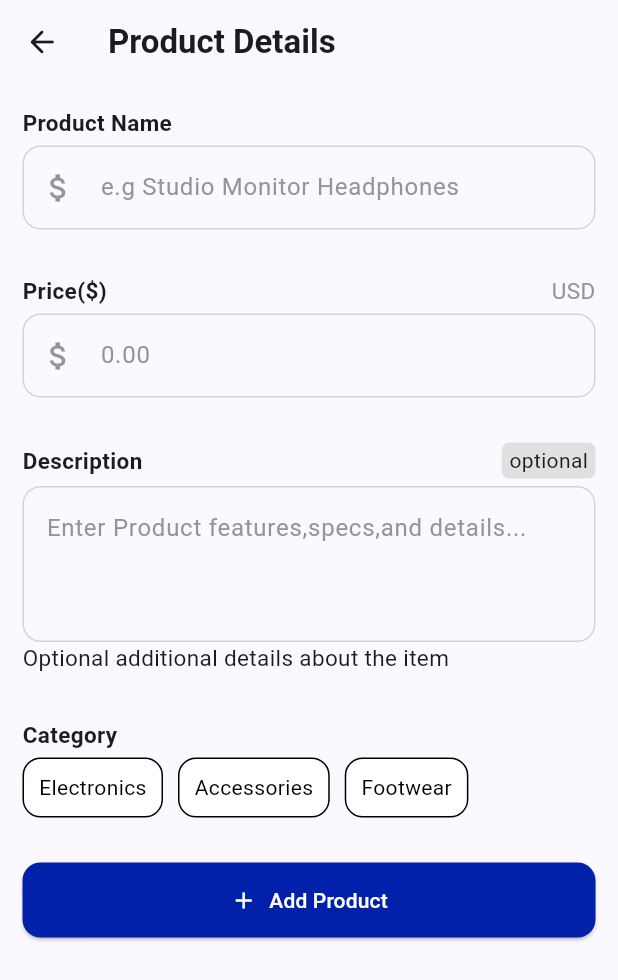
After one commit to A7medMo7sen/shop_app_depi, a Flutter app: the screen it shows after launch, after a tap on the "add" icon, on a phone screen of 412 x 824 dp. The commit adds this screen. Shown: the top 980 px of the screen. Run offline on Flutter 3.47's test engine with Material 3 defaults, Android fonts, the phone set to English and light mode, and no system bars.

Commit message:
add product page

```diff
--- /dev/null
+++ b/lib/add_product_page.dart
@@ -0,0 +1,294 @@
+import 'package:flutter/material.dart';
+
+class AddProductPage extends StatefulWidget {
+  const AddProductPage({super.key});
+
+  @override
+  State<AddProductPage> createState() => _AddProductPageState();
+}
+
+class _AddProductPageState extends State<AddProductPage> {
+  final Color _blue = const Color.fromRGBO(2, 33, 170, 1.0);
+  final TextEditingController nameController = TextEditingController();
+  final TextEditingController priceController = TextEditingController();
+  final TextEditingController descController = TextEditingController();
+  final GlobalKey<FormState> validatorKey = GlobalKey<FormState>();
+  final categoryList = ['Electronics', 'Accessories', 'Footwear'];
+  int selectedCategory = -1;
+  bool priceError = false;
+  bool nameError = false;
+
+  @override
+  Widget build(BuildContext context) {
+
+    final errorBorder=OutlineInputBorder(
+      borderRadius: BorderRadius.circular(12),
+      borderSide: BorderSide(color: Colors.red),
+    );
+    return Scaffold(
+      appBar: AppBar(
+        leading: IconButton(
+          onPressed: () {
+            Navigator.pop(context);
+          },
+          icon: Icon(Icons.arrow_back_rounded),
+        ),
+        title: const Text(
+          'Product Details',
+          style: TextStyle(fontWeight: FontWeight(700)),
+        ),
+      ),
+      body: SafeArea(
+        child: Padding(
+          padding: const EdgeInsets.all(15.0),
+          child: Form(
+            key: validatorKey,
+            child: ListView(
+              children: [
+                Text(
+                  'Product Name',
+                  style: TextStyle(fontSize: 15, fontWeight: FontWeight(700)),
+                ),
+                SizedBox(height: 5),
+                TextFormField(
+                  onChanged: (value){
+                    setState(() {
+                      nameError=nameController.text.trim().isEmpty;
+                      if (validatorKey.currentState!.validate()){
+
+                      }
+                    });
+                  },
+                  controller: nameController,
+                  decoration: InputDecoration(
+                    enabledBorder: OutlineInputBorder(
+                      borderRadius: BorderRadius.circular(12),
+                      borderSide: BorderSide(
+                        color: const Color.fromRGBO(214, 213, 213, 1.0),
+                      ),
+                    ),
+                    focusedBorder: OutlineInputBorder(
+                      borderRadius: BorderRadius.circular(12),
+                      borderSide: BorderSide(
+                        color: const Color.fromRGBO(195, 195, 195, 1.0),
+                      ),
+                    ),
+                    errorBorder: errorBorder,
+                    focusedErrorBorder: errorBorder,
+                    prefixIcon: Icon(
+                      Icons.attach_money,
+                      color: nameError
+                          ? Colors.red
+                          : const Color.fromRGBO(149, 149, 149, 1.0),
+                    ),
+
+                    suffixIcon: nameError
+                        ? Icon(Icons.error_outline, color: Colors.red)
+                        : null,
+                    hintText: 'e.g Studio Monitor Headphones',
+                    hintStyle: const TextStyle(
+                      color: Color.fromRGBO(149, 149, 149, 1.0),
+                    ),
+                  ),
+                  validator: (value) {
+                    if (value == null || value.isEmpty) {
+                      return '! Product name is required ';
+                    } else {
+                      return null;
+                    }
+                  },
+                ),
+                SizedBox(height: 30),
+                Row(
+                  mainAxisAlignment: MainAxisAlignment.spaceBetween,
+                  children: [
+                    Text(
+                      'Price(\$)',
+                      style: TextStyle(
+                        fontSize: 15,
+                        fontWeight: FontWeight(700),
+                      ),
+                    ),
+                    Text(
+                      'USD',
+                      style: TextStyle(
+                        fontSize: 15,
+                        color: Color.fromRGBO(149, 149, 149, 1.0),
+                      ),
+                    ),
+                  ],
+                ),
+                SizedBox(height: 5),
+                TextFormField(
+                  onChanged: (value){
+                    setState(() {
+                      priceError=priceController.text.trim().isEmpty;
+                      if (validatorKey.currentState!.validate()){
+
+                      }
+                    });
+                  },
+                  controller: priceController,
+                  decoration: InputDecoration(
+                    enabledBorder: OutlineInputBorder(
+                      borderRadius: BorderRadius.circular(12),
+                      borderSide: BorderSide(
+                        color: const Color.fromRGBO(214, 213, 213, 1.0),
+                      ),
+                    ),
+                    focusedBorder: OutlineInputBorder(
+                      borderRadius: BorderRadius.circular(12),
+                      borderSide: BorderSide(
+                        color: const Color.fromRGBO(195, 195, 195, 1.0),
+                      ),
+                    ),
+                    errorBorder: errorBorder,
+                    focusedErrorBorder: errorBorder,
+                    hintText: '0.00',
+                    hintStyle: const TextStyle(
+                      color: Color.fromRGBO(149, 149, 149, 1.0),
+                    ),
+                    prefixIcon: Icon(
+                      Icons.attach_money,
+                      color: priceError
+                          ? Colors.red
+                          : const Color.fromRGBO(149, 149, 149, 1.0),
+                    ),
+                    suffixIcon: priceError
+                        ? Icon(Icons.error_outline, color: Colors.red)
+                        : null,
+                  ),
+                  keyboardType: TextInputType.number,
+                  validator: (value) {
+                    if (priceError) {
+                      return '! Price is required ';
+                    } else {
+                      return null;
+                    }
+                  },
+                ),
+                SizedBox(height: 30),
+                Row(
+                  mainAxisAlignment: MainAxisAlignment.spaceBetween,
+                  children: [
+                    Text(
+                      'Description',
+                      style: TextStyle(
+                        fontSize: 15,
+                        fontWeight: FontWeight(700),
+                      ),
+                    ),
+                    Container(
+                      padding: EdgeInsets.symmetric(horizontal: 5, vertical: 2),
+                      decoration: BoxDecoration(
+                        color: Colors.grey[300],
+                        borderRadius: BorderRadius.circular(5),
+                      ),
+                      child: Text('optional'),
+                    ),
+                  ],
+                ),
+                SizedBox(height: 5),
+                TextField(
+                  controller: descController,
+                  decoration: InputDecoration(
+                    enabledBorder: OutlineInputBorder(
+                      borderRadius: BorderRadius.circular(12),
+                      borderSide: BorderSide(
+                        color: const Color.fromRGBO(214, 213, 213, 1.0),
+                      ),
+                    ),
+                    focusedBorder: OutlineInputBorder(
+                      borderRadius: BorderRadius.circular(12),
+                      borderSide: BorderSide(
+                        color: const Color.fromRGBO(195, 195, 195, 1.0),
+                      ),
+                    ),
+                    hintText: 'Enter Product features,specs,and details...',
+                    hintStyle: const TextStyle(
+                      color: Color.fromRGBO(149, 149, 149, 1.0),
+                    ),
+                  ),
+                  maxLines: 3,
+                ),
+                Text(
+                  'Optional additional details about the item',
+                  style: TextStyle(fontSize: 15),
+                ),
+                SizedBox(height: 30),
+                Text(
+                  'Category',
+                  style: TextStyle(fontSize: 15, fontWeight: FontWeight(700)),
+                ),
+                SizedBox(height: 5),
+                SizedBox(
+                  height: 40,
+                  child: ListView.builder(
+                    scrollDirection: Axis.horizontal,
+                    itemCount: categoryList.length,
+                    itemBuilder: (context, index) {
+                      return GestureDetector(
+                        onTap: () {
+                          setState(() {
+                            selectedCategory = index;
+                          });
+                        },
+                        child: Container(
+                          padding: EdgeInsets.symmetric(horizontal: 10),
+                          margin: EdgeInsets.only(right: 10),
+                          decoration: BoxDecoration(
+                            color: selectedCategory == index
+                                ? _blue
+                                : Colors.white,
+                            borderRadius: BorderRadius.circular(12),
+                            border: Border.all(color: Colors.black),
+                          ),
+                          child: Row(
+                            children: [
+                              if (selectedCategory == index)
+                                Icon(Icons.check, color: Colors.white),
+                              Text(
+                                categoryList[index],
+                                style: TextStyle(
+                                  color: selectedCategory == index
+                                      ? Colors.white
+                                      : Colors.black,
+                                ),
+                              ),
+                            ],
+                          ),
+                        ),
+                      );
+                    },
+                  ),
+                ),
+                SizedBox(height: 30),
+                ElevatedButton.icon(
+                  onPressed: () {
+                    setState(() {
+                      nameError = nameController.text.trim().isEmpty;
+                      priceError=priceController.text.trim().isEmpty;
+                    });
+                    if (validatorKey.currentState!.validate()) {}
+                  },
+                  label: Text(
+                    'Add Product',
+                    style: TextStyle(color: Colors.white),
+                  ),
+                  icon: Icon(Icons.add, color: Colors.white),
+                  style: ElevatedButton.styleFrom(
+                    backgroundColor: _blue,
+                    shape: RoundedRectangleBorder(
+                      borderRadius: BorderRadius.circular(12),
+                    ),
+                    padding: EdgeInsets.symmetric(vertical: 15),
+                  ),
+                ),
+              ],
+            ),
+          ),
+        ),
+      ),
+    );
+  }
+}
--- a/lib/home_page.dart
+++ b/lib/home_page.dart
@@ -1,4 +1,5 @@
 import 'package:flutter/material.dart';
+import 'add_product_page.dart';
 import 'details_page.dart';
 import 'data.dart';
 
@@ -92,7 +93,7 @@ class _HomePageState extends State<HomePage> {
                   ),
                 ],
               ),
-              SizedBox(height: 5,),
+              SizedBox(height: 5),
               Row(
                 mainAxisAlignment: MainAxisAlignment.spaceBetween,
                 children: [
@@ -143,7 +144,7 @@ class _HomePageState extends State<HomePage> {
                   itemBuilder: (context, index) {
                     final item = items[index];
                     final price = item['price'] as int;
-                    final sale = (item['sale']  as int?) ?? 0;
+                    final sale = (item['sale'] as int?) ?? 0;
                     return Card(
                       child: Padding(
                         padding: const EdgeInsets.all(15.0),
@@ -172,8 +173,7 @@ class _HomePageState extends State<HomePage> {
                                   child: Container(
                                     padding: EdgeInsets.all(3),
                                     decoration: BoxDecoration(
-                                      borderRadius:
-                                          BorderRadius.circular(5),
+                                      borderRadius: BorderRadius.circular(5),
                                       color: const Color.fromRGBO(
                                         193,
                                         192,
@@ -207,7 +207,8 @@ class _HomePageState extends State<HomePage> {
                                 fontWeight: FontWeight(600),
                               ),
                             ),
-                            Text('\$${price * (1 - sale  / 100)}',
+                            Text(
+                              '\$${price * (1 - sale / 100)}',
                               style: TextStyle(
                                 color: _blue,
                                 fontSize: 20,
@@ -235,9 +236,7 @@ class _HomePageState extends State<HomePage> {
                               style: ElevatedButton.styleFrom(
                                 backgroundColor: _blue,
                                 shape: RoundedRectangleBorder(
-                                  borderRadius: BorderRadius.circular(
-                                    8,
-                                  ),
+                                  borderRadius: BorderRadius.circular(8),
                                 ),
                                 minimumSize: Size(double.infinity, 40),
                               ),
@@ -253,6 +252,16 @@ class _HomePageState extends State<HomePage> {
           ),
         ),
       ),
+      floatingActionButton: FloatingActionButton(
+        onPressed: () {
+          Navigator.push(
+            context,
+            MaterialPageRoute(builder: (context) => AddProductPage()),
+          );
+        },
+        backgroundColor: const Color.fromRGBO(31, 73, 255, 1.0),
+        child: Icon(Icons.add, color: Colors.white,size: 30,),
+      ),
     );
   }
 }
```
